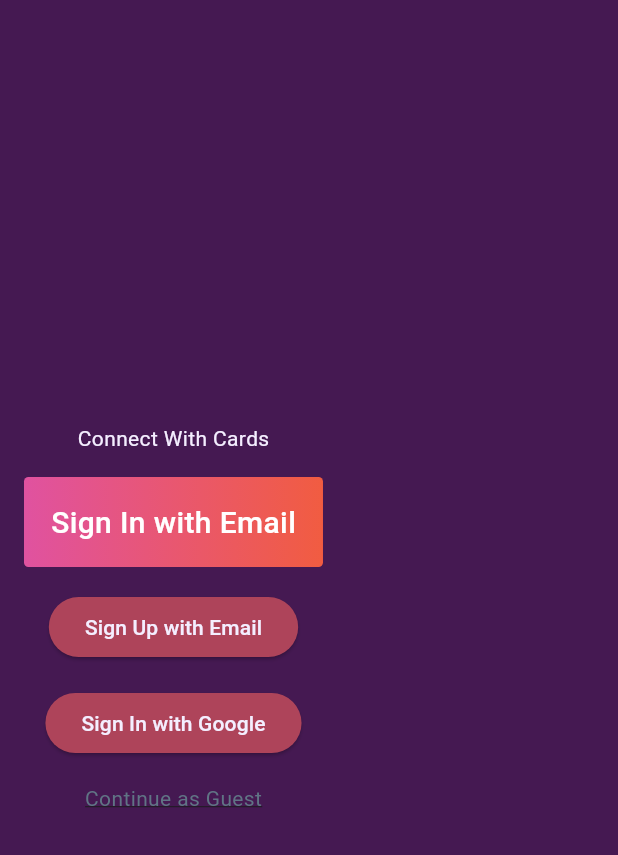
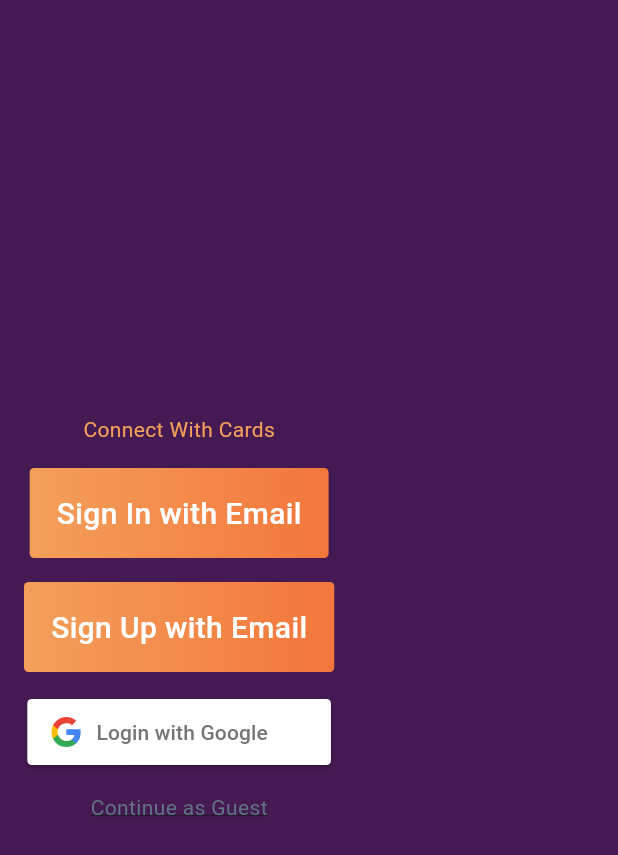
Before and after one commit to Gipeio/eTarot, a Flutter app: the screen it shows after launch, on a phone screen of 412 x 824 dp. Shown: the top 855 px of the screen. Run offline on Flutter 3.47's test engine with Material 3 defaults, Android fonts, the phone set to English and light mode, and no system bars; our stand-ins replace cloud_firestore, firebase_auth, firebase_core, flutter_svg, google_sign_in; accounts and stored records are empty.

Commit message:
google logo

```diff
--- a/lib/pages/authentification_page.dart
+++ b/lib/pages/authentification_page.dart
@@ -1,10 +1,12 @@
-import 'package:etarot/pages/menu_page.dart';
 import 'package:etarot/styling/button_style.dart';
+import 'package:etarot/styling/google_login_button_style.dart';
 import 'package:etarot/styling/style.dart';
 import 'package:etarot/test/front_test.dart';
 import 'package:firebase_auth/firebase_auth.dart';
 import 'package:flutter/material.dart';
 import 'package:google_sign_in/google_sign_in.dart';
+import 'package:flutter_svg/flutter_svg.dart';
+
 
 class HomePage extends StatefulWidget {
   @override
@@ -28,7 +30,7 @@ class _HomePageState extends State<HomePage> {
           children: [
             const Text('Connect With Cards',
               style: TextStyle(
-                color: Style.itemTextColor
+                color: Style.itemColor
               ),
             ),
             SizedBox(height: 16.0),
@@ -39,18 +41,14 @@ class _HomePageState extends State<HomePage> {
               },
             ),
             SizedBox(height: 16.0),
-            ElevatedButton(
+            CustomButtonStyle(
               onPressed: () {
                 _showSignUpDialog();
               },
-              style: ElevatedButton.styleFrom(
-                foregroundColor: Style.itemTextColor,
-                backgroundColor: Style.itemColor, // Text color
-              ),
-              child: Text('Sign Up with Email'),
+              label: 'Sign Up with Email',
             ),
             SizedBox(height: 16.0),
-            ElevatedButton(
+            GoogleLoginButton(
               onPressed: () async {
                 try {
                   await _signInWithGoogle();
@@ -60,11 +58,6 @@ class _HomePageState extends State<HomePage> {
                   print('Error signing in with Google: $e');
                 }
               },
-              style: ElevatedButton.styleFrom(
-                foregroundColor: Style.itemTextColor,
-                backgroundColor: Style.itemColor, // Text color
-              ),
-              child: Text('Sign In with Google'),
             ),
             SizedBox(height: 16.0),
             GestureDetector(
--- a/lib/styling/button_style.dart
+++ b/lib/styling/button_style.dart
@@ -1,3 +1,4 @@
+import 'package:etarot/styling/style.dart';
 import 'package:flutter/material.dart';
 
 class CustomButtonStyle extends StatelessWidget {
@@ -17,7 +18,7 @@ class CustomButtonStyle extends StatelessWidget {
         decoration: BoxDecoration(
           borderRadius: BorderRadius.circular(3.0),
           gradient: const LinearGradient(
-            colors: [Color(0xFFE052A0), Color(0xFFF15C41)],
+            colors: [Style.itemColor,Style.itemColorDeg],
             end: Alignment.centerRight,
           ),
         ),
--- /dev/null
+++ b/lib/styling/google_login_button_style.dart
@@ -0,0 +1,49 @@
+import 'package:flutter/material.dart';
+import 'package:flutter_svg/flutter_svg.dart';
+
+
+class GoogleLoginButton extends StatelessWidget {
+  final VoidCallback onPressed;
+
+  const GoogleLoginButton({super.key, required this.onPressed});
+
+  @override
+  Widget build(BuildContext context) {
+    return ElevatedButton(
+      onPressed: onPressed,
+      style: ButtonStyle(
+        padding: MaterialStateProperty.all<EdgeInsetsGeometry>(
+          const EdgeInsets.fromLTRB(16, 12, 42, 12),
+        ),
+        shape: MaterialStateProperty.all<OutlinedBorder>(
+          RoundedRectangleBorder(
+            borderRadius: BorderRadius.circular(3),
+          ),
+        ),
+        backgroundColor: MaterialStateProperty.all<Color>(Colors.white),
+        shadowColor: MaterialStateProperty.all<Color>(Colors.black),
+        elevation: MaterialStateProperty.all<double>(1),
+      ),
+      child: Row(
+        mainAxisSize: MainAxisSize.min,
+        children: [
+          SvgPicture.asset(
+            'assets/google_logo.svg',
+            height: 20,
+            width: 20,
+          ),
+          const SizedBox(width: 10),
+          const Text(
+            'Login with Google',
+            style: TextStyle(
+              color: Color(0xFF757575),
+              fontSize: 14,
+              fontWeight: FontWeight.w500,
+              fontFamily: 'Roboto',
+            ),
+          ),
+        ],
+      ),
+    );
+  }
+}
--- a/lib/styling/style.dart
+++ b/lib/styling/style.dart
@@ -1,10 +1,12 @@
 import 'package:flutter/material.dart';
 
 class Style {
+
 	static const double defaultPadding = 16.0;
 	static const double defaultFontSize = 16.0;
   static const Color backgroundColor = Color.fromRGBO(69, 25, 82, 1.0);
-  static const Color itemColor = Color.fromRGBO(174, 68, 90, 1.0);
-  static const Color itemTextColor = Color.fromRGBO(244, 238, 255,1.0);
+  static const Color itemColor = Color.fromRGBO(243, 159, 90, 1.0);
+  static const Color itemColorDeg = Color.fromRGBO(243, 119, 60, 1.0);
+  static const Color itemTextColor = Colors.white;
   static const Color guestRedirectTextColor = Color.fromRGBO(96, 116, 133, 1.0);
 }
--- a/pubspec.yaml
+++ b/pubspec.yaml
@@ -15,6 +15,7 @@ dependencies:
     sdk: flutter
   google_sign_in: ^6.2.1
   test: ^1.24.9
+  flutter_svg: ^0.22.0
 
 dev_dependencies:
   flutter_test:
@@ -23,3 +24,5 @@ dev_dependencies:
 
 flutter:
   uses-material-design: true
+  assets:
+  - assets/
```
Also changed, not shown: assets/eTarot_logo.png (renamed from resources/eTarot_logo.png), assets/google_logo.svg (added), pubspec.lock.
